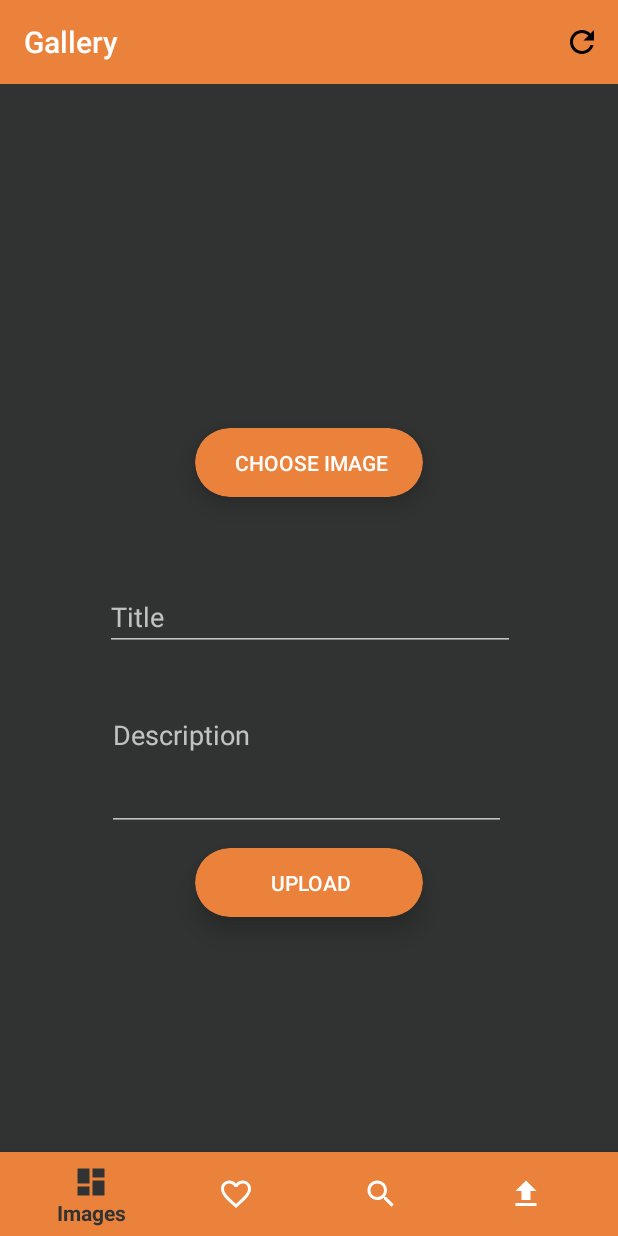
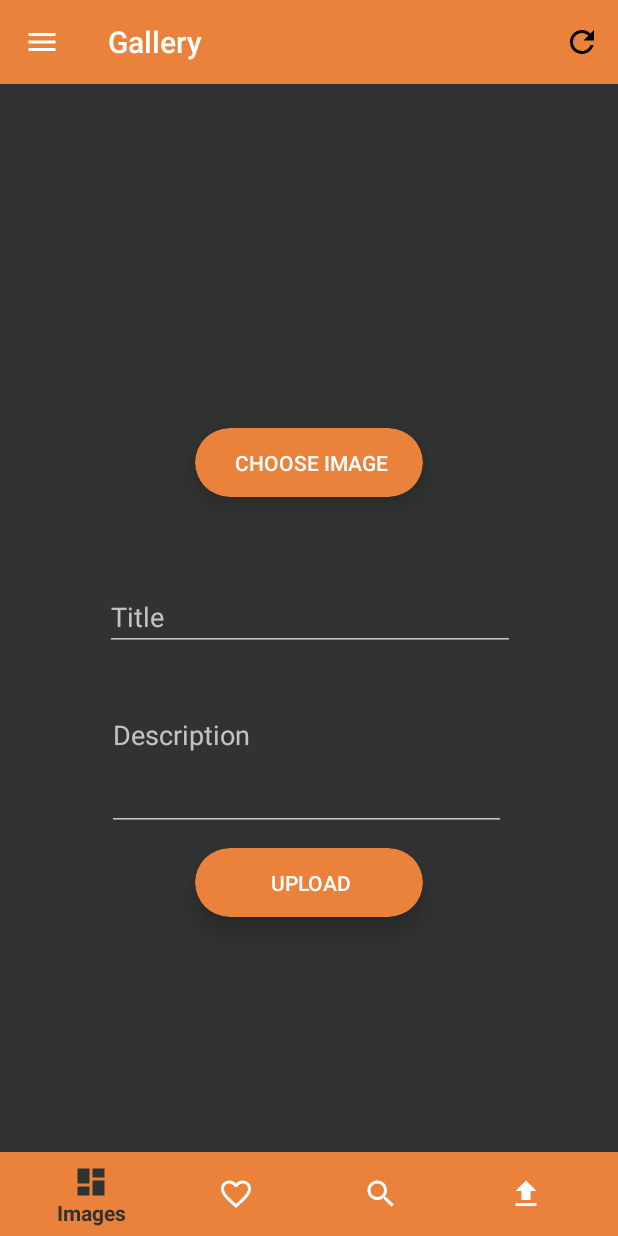
Before and after one commit to CedricThomas/Epicture, an Android app: the HomeActivity screen opened directly, with no data from a screen before it, after a tap on "UPLOAD", on a phone screen of 412 x 824 dp. Run offline under Robolectric (Android 15) with nearby library versions, the phone set to English and light mode, and no system bars; network calls fail; pictures from the network do not load.

Commit message:
[~] fix refresh [+] arction bar drawer button

```diff
--- a/Epicture/app/src/main/AndroidManifest.xml
+++ b/Epicture/app/src/main/AndroidManifest.xml
@@ -15,7 +15,8 @@
             android:theme="@style/Theme.AppCompat.NoActionBar">
         <activity
                 android:name=".login.LoginActivity"
-                android:launchMode="singleTask">
+                android:launchMode="singleTask"
+                android:screenOrientation="portrait" >
             <intent-filter>
                 <action android:name="android.intent.action.MAIN"/>
                 <category android:name="android.intent.category.LAUNCHER"/>
@@ -31,6 +32,7 @@
         <activity
                 android:name=".home.HomeActivity"
                 android:windowSoftInputMode="adjustPan"
+                android:screenOrientation="portrait"
                 android:label="@string/title_activity_gallery">
         </activity>
     </application>
--- a/Epicture/app/src/main/java/com/dev/epicture/epicture/home/HomeActivity.kt
+++ b/Epicture/app/src/main/java/com/dev/epicture/epicture/home/HomeActivity.kt
@@ -3,9 +3,13 @@ package com.dev.epicture.epicture.home
 import android.os.Bundle
 import android.support.design.widget.BottomNavigationView
 import android.support.v4.app.Fragment
+import android.support.v4.view.GravityCompat
+import android.support.v4.widget.DrawerLayout
+import android.support.v7.app.ActionBar
 import android.support.v7.app.AppCompatActivity
 import android.support.v7.widget.Toolbar
 import android.view.Menu
+import android.view.MenuItem
 import com.dev.epicture.epicture.home.fragment.FavoritesFragment
 import com.dev.epicture.epicture.home.fragment.ImagesFragment
 import com.dev.epicture.epicture.R
@@ -26,6 +30,17 @@ class HomeActivity : AppCompatActivity() {
         val t = supportFragmentManager.beginTransaction()
         t.replace(R.id.contentFragment, fragment)
         t.commit()
+    }
+
+    override fun onOptionsItemSelected(item: MenuItem?): Boolean {
+
+        return when (item?.itemId) {
+            android.R.id.home -> {
+                findViewById<DrawerLayout>(R.id.drawer_layout).openDrawer(GravityCompat.START)
+                true
+            }
+            else -> super.onOptionsItemSelected(item)
+        }
     }
 
     private val mOnNavigationItemSelectedListener = BottomNavigationView.OnNavigationItemSelectedListener { item ->
@@ -65,6 +80,10 @@ class HomeActivity : AppCompatActivity() {
         val toolbar = findViewById<Toolbar>(R.id.action_bar)
         setSupportActionBar(toolbar)
         navigation.setOnNavigationItemSelectedListener(mOnNavigationItemSelectedListener)
+        supportActionBar?.apply {
+            setDisplayHomeAsUpEnabled(true)
+            setHomeAsUpIndicator(R.drawable.ic_menu_secondary)
+        }
     }
 
 }
--- a/Epicture/app/src/main/java/com/dev/epicture/epicture/home/fragment/ImagesFragment.kt
+++ b/Epicture/app/src/main/java/com/dev/epicture/epicture/home/fragment/ImagesFragment.kt
@@ -17,7 +17,7 @@ import com.dev.epicture.epicture.imgur.service.models.ImageModel
 class ImagesFragment : Fragment() {
 
     private var images: ArrayList<ImageModel> = ArrayList()
-    private var onNewPage: Boolean = false
+    private var loading: Boolean = false
     private var page: Int = 0
 
     private fun activateReload(recyclerView: RecyclerView) {
@@ -60,14 +60,17 @@ class ImagesFragment : Fragment() {
         recyclerView.addOnScrollListener(object : RecyclerView.OnScrollListener() {
 
             override fun onScrollStateChanged(recyclerView: RecyclerView, newState: Int) {
-                if (!recyclerView.canScrollVertically(1) && !onNewPage) {
+                if (!recyclerView.canScrollVertically(1) && !loading) {
                     val size = images.size
-                    onNewPage = true
-                    loadImagesPage(recyclerView, page + 1) {
+                    loading = true
+                    loadImagesPage(page + 1) {
                         if (images.size > size) {
                             page += 1
                         }
-                        onNewPage = false
+                        loading = false
+                        activity!!.runOnUiThread {
+                            recyclerView.adapter?.notifyDataSetChanged()
+                        }
                     }
                 }
             }
@@ -75,9 +78,19 @@ class ImagesFragment : Fragment() {
     }
 
     private fun loadActivePages(recyclerView: RecyclerView) {
-            images.clear()
-            for (i in 0..page)
-                loadImagesPage(recyclerView, i)
+        if (loading)
+            return
+        images.clear()
+        loading = true
+        for (i in 0..page)
+            loadImagesPage(i) {
+                if (i == page) {
+                    activity!!.runOnUiThread {
+                        recyclerView.adapter?.notifyDataSetChanged()
+                    }
+                    loading = false
+                }
+            }
     }
 
     override fun onCreateView(
@@ -104,15 +117,12 @@ class ImagesFragment : Fragment() {
 
 
     // add a page in images array and update recycler view
-    private fun loadImagesPage(recyclerView: RecyclerView, page: Int, callback: () -> Unit = {}) {
+    private fun loadImagesPage(page: Int, callback: () -> Unit = {}) {
         ImgurService.getImages({ resp ->
             try {
                 for (image in resp.data)
                     images.add(image)
-                activity!!.runOnUiThread {
-                    Log.i("Size", images.size.toString())
-                    recyclerView.adapter?.notifyDataSetChanged()
-                }
+                images.distinctBy { it.id }
             } catch (e : Exception) {
                 Log.i("LoadImages", e.message)
             }
--- a/Epicture/app/src/main/java/com/dev/epicture/epicture/home/fragment/UploadFragment.kt
+++ b/Epicture/app/src/main/java/com/dev/epicture/epicture/home/fragment/UploadFragment.kt
@@ -32,23 +32,23 @@ class UploadFragment : Fragment() {
     }
 
     fun upload() {
-        val title = fragView?.findViewById<EditText>(R.id.editTextTitle)!!.text
-        val desc = fragView?.findViewById<EditText>(R.id.editTextDesc)!!.text
-        if (title.isEmpty() || desc.isEmpty() || bitmapName.isEmpty() || bitmap == null) {
+        val title = fragView?.findViewById<EditText>(R.id.editTextTitle)?.text
+        val desc = fragView?.findViewById<EditText>(R.id.editTextDesc)?.text
+        if (title?.isEmpty()!! || desc?.isEmpty()!! || bitmapName.isEmpty() || bitmap == null) {
             Log.e("Error Upload", "Fill every field")
             return
         }
         ImgurService.uploadImage({it ->
-            Log.i("Upload", it.asString)
+            Log.i("Upload", it.toString())
         },{it ->
             Log.i("UploadError", it.message)
         }, bitmapName, title.toString(), desc.toString(), bitmap!!)
     }
 
-    private fun changeBitmap(uri: Uri) {
+    private fun changeBitmap(uri: Uri?) {
         val imageView=  fragView?.findViewById<ImageView>(R.id.imagePreview)
         bitmap = MediaStore.Images.Media.getBitmap(activity?.contentResolver, uri)
-        bitmapName = uri.path!!
+        bitmapName = uri?.path!!
         imageView?.setImageBitmap(bitmap)
         imageView?.setOnClickListener {
             choose()
@@ -59,7 +59,7 @@ class UploadFragment : Fragment() {
     override fun onActivityResult(requestCode: Int, resultCode: Int, data: Intent?) {
         if (requestCode == PICK_IMAGE) {
             val imageUri = data?.data
-            changeBitmap(imageUri!!)
+            changeBitmap(imageUri)
         }
     }
 
--- /dev/null
+++ b/Epicture/app/src/main/res/drawable/ic_menu_secondary.xml
@@ -0,0 +1,9 @@
+<vector xmlns:android="http://schemas.android.com/apk/res/android"
+        android:width="24dp"
+        android:height="24dp"
+        android:viewportWidth="24.0"
+        android:viewportHeight="24.0">
+    <path
+        android:fillColor="@color/colorSecondary"
+        android:pathData="M3,18h18v-2L3,16v2zM3,13h18v-2L3,11v2zM3,6v2h18L21,6L3,6z"/>
+</vector>
--- a/Epicture/app/src/main/res/layout-land/fragment_upload.xml
+++ b/Epicture/app/src/main/res/layout-land/fragment_upload.xml
@@ -96,7 +96,7 @@
                         app:layout_constraintHorizontal_bias="0.974" android:layout_marginTop="8dp"
                         android:singleLine="false"
                         app:layout_constraintTop_toTopOf="parent" android:layout_marginBottom="8dp"
-                        app:layout_constraintBottom_toBottomOf="parent" app:layout_constraintVertical_bias="0.398"
+                        app:layout_constraintBottom_toBottomOf="parent"
                         android:hint="Description"/>
                 <EditText
                         android:layout_width="265dp"
@@ -110,7 +110,8 @@
                         app:layout_constraintHorizontal_bias="0.974"
                         android:layout_marginTop="8dp" app:layout_constraintTop_toTopOf="parent"
                         android:hint="Title" android:layout_marginBottom="8dp"
-                        app:layout_constraintBottom_toTopOf="@+id/editTextDesc"/>
+                        app:layout_constraintBottom_toTopOf="@+id/editTextDesc"
+                        app:layout_constraintVertical_bias="0.904"/>
                 <ImageView
                         android:layout_width="273dp"
                         android:layout_height="196dp"
@@ -118,11 +119,11 @@
                         android:id="@+id/imagePreview" app:layout_constraintTop_toTopOf="parent"
                         app:layout_constraintStart_toStartOf="parent"
                         android:layout_marginStart="8dp"
-                        app:layout_constraintVertical_bias="0.098"
+                        app:layout_constraintVertical_bias="0.528"
                         android:layout_marginBottom="8dp"
                         app:layout_constraintBottom_toTopOf="@+id/upload_card"
                         app:layout_constraintEnd_toStartOf="@+id/editTextDesc" android:layout_marginEnd="8dp"
-                        android:layout_marginRight="8dp"/>
+                        android:layout_marginRight="8dp" app:layout_constraintHorizontal_bias="0.38"/>
             </android.support.constraint.ConstraintLayout>
         </android.support.v4.widget.NestedScrollView>
     </android.support.constraint.ConstraintLayout>
--- a/Epicture/app/src/main/res/layout/activity_home.xml
+++ b/Epicture/app/src/main/res/layout/activity_home.xml
@@ -9,10 +9,6 @@
                                         android:fitsSystemWindows="true">
 
     <!-- Layout to contain contents of main body of screen (drawer will slide over this) -->
-    <FrameLayout
-            android:id="@+id/content_frame"
-            android:layout_width="match_parent"
-            android:layout_height="match_parent" />
 
     <android.support.constraint.ConstraintLayout
             xmlns:android="http://schemas.android.com/apk/res/android"
@@ -23,6 +19,14 @@
             android:layout_height="match_parent"
             tools:context=".home.HomeActivity" android:background="@color/colorPrimary">
 
+        <FrameLayout
+                android:id="@+id/content_frame"
+                android:layout_width="match_parent"
+                android:layout_height="0dp"
+                app:layout_constraintStart_toStartOf="parent"
+                app:layout_constraintEnd_toEndOf="parent"
+                app:layout_constraintBottom_toBottomOf="@+id/contentFragment" android:layout_marginTop="0dp"
+                app:layout_constraintTop_toTopOf="@+id/contentFragment"/>
         <include layout="@layout/action_bar" android:id="@+id/action_bar"
                  app:layout_constraintTop_toTopOf="parent"/>
 
```
Also changed, not shown: Epicture/app/src/main/java/com/dev/epicture/epicture/imgur/service/ImgurService.kt (+11 -5 lines).
